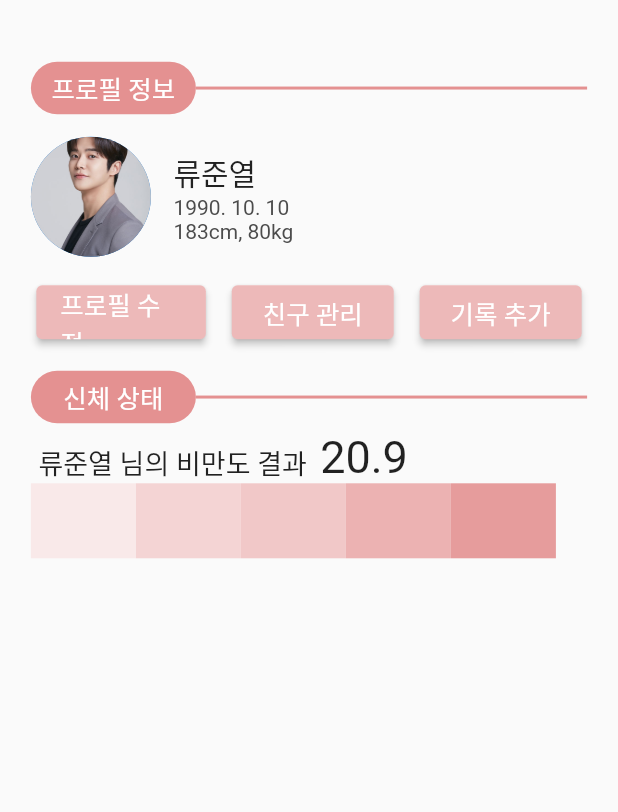
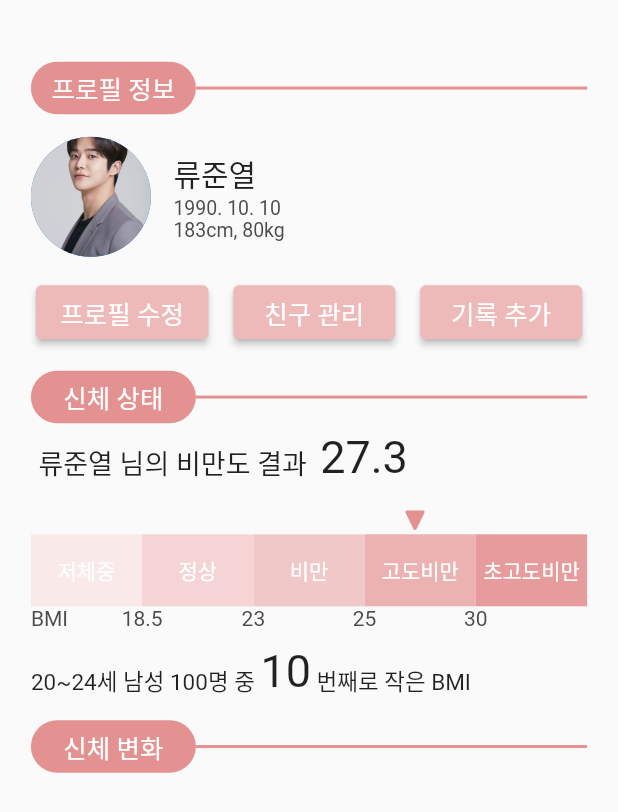
Before and after one commit to ParkSangbeomm/LetsExercise, a Flutter app: the MyPage screen opened by its route, on a phone screen of 412 x 824 dp. Shown: the top 812 px of the screen. Run offline on Flutter 3.47's test engine with Material 2 defaults, Android fonts, the phone set to English and light mode, and no system bars; our stand-ins replace google_maps_flutter.

Commit message:
Created by yeob on 2021/11/24 - chore: mypage.dart

```diff
--- a/organization_chat_app/lib/mypage.dart
+++ b/organization_chat_app/lib/mypage.dart
@@ -10,7 +10,31 @@ class _MyPageState extends State<MyPage> {
   @override
   Widget build(BuildContext context) {
     double swidth = MediaQuery.of(context).size.width;
+    double rwidth = swidth*0.9;
     double sheight = MediaQuery.of(context).size.height;
+    double userBMI = 27.3;
+    double startPlace;
+    double trianglePlace;
+    int BMIamongHundred=10;
+
+
+    // 15~37
+    if(userBMI <= 18.5){
+      startPlace = 0;
+      trianglePlace = (userBMI-15)/3.5 * rwidth*0.2;
+    }else if(userBMI <= 23){
+      startPlace = rwidth*0.2;
+      trianglePlace = (userBMI-18.5)/4.5 * rwidth*0.2 - 10;
+    }else if(userBMI <= 25){
+      startPlace = rwidth*0.4;
+      trianglePlace = (userBMI-23)/2 * rwidth*0.2 - 10;
+    }else if(userBMI <= 30){
+      startPlace = rwidth*0.6;
+      trianglePlace = (userBMI-25)/5 * rwidth*0.2 - 10;
+    }else{
+      startPlace = rwidth*0.8;
+      trianglePlace = (userBMI-30)/7 * rwidth*0.2 - 10;
+    }
 
     return Scaffold(
       body: Padding(
@@ -32,8 +56,8 @@ class _MyPageState extends State<MyPage> {
                     crossAxisAlignment: CrossAxisAlignment.start,
                     children: const [
                       Text("류준열", style: TextStyle(fontSize: 20)),
-                      Text("1990. 10. 10", style: TextStyle(fontSize: 14, color: Color(0xff4c4c4c))),
-                      Text("183cm, 80kg", style: TextStyle(fontSize: 14, color: Color(0xff4c4c4c))),
+                      Text("1990. 10. 10", style: TextStyle(fontSize: 13, color: Color(0xff4c4c4c))),
+                      Text("183cm, 80kg", style: TextStyle(fontSize: 13, color: Color(0xff4c4c4c))),
                     ]
                   )
                 ],
@@ -51,7 +75,7 @@ class _MyPageState extends State<MyPage> {
 
                         // borderRadius: BorderRadius.circular(50),
                         style: ElevatedButton.styleFrom(
-                          fixedSize: const Size(113, 36),
+                          fixedSize: const Size(115, 36),
                           primary: const Color(0xffedb9b9),
                           textStyle: const TextStyle(fontSize: 17, color: Colors.white),
                         ),                        // textStyle: TextStyle(fontSize: 17, color: Colors.white),
@@ -61,7 +85,6 @@ class _MyPageState extends State<MyPage> {
 
                   ElevatedButton(
                     onPressed: () {
-
                     },
                     child: const Text("친구 관리"),
 
@@ -89,50 +112,104 @@ class _MyPageState extends State<MyPage> {
 
                   ),
                     ]),
-              const SizedBox(height: 15,),
+              const SizedBox(height: 15),
+
+              // 신체 상태 시작
               drawDivider(swidth: swidth, title: "신체 상태"),
               const SizedBox(height: 5),
               Row(
                 crossAxisAlignment: CrossAxisAlignment.end,
-                children: const [
+                children: [
                   SizedBox(width: 5),
                   // TODO : 닉네임 넣기
                   Text("류준열", style: TextStyle(fontSize: 18)),
                   Text(" 님의 비만도 결과  ", style: TextStyle(fontSize: 18)),
                   // TODO : 비만도 결과 숫자 넣기
-                  Text("20.9", style: TextStyle(fontSize: 30))
+                  Text(userBMI.toString(), style: const TextStyle(fontSize: 30))
                 ],
               ),
+              const SizedBox(height: 15),
+              Row(
+                children: [
+                  SizedBox(width: startPlace+trianglePlace),
+                  Icon(CupertinoIcons.arrowtriangle_down_fill, color: const Color(0xffe49191), size: 19)
+                ]
+              ),
+              // 띠 그래프
               Row(
                 children: [
                   Container(
-                    height: 50,
-                    width: 70,
+                    alignment: Alignment.center,
+                    child: Text("저체중", style: TextStyle(color: Colors.white)),
+                    height: 48,
+                    width: rwidth*0.2,
                     color: const Color(0xfff9e9e9),
                   ),
                   Container(
-                    height: 50,
-                    width: 70,
+                    alignment: Alignment.center,
+                    child: Text("정상", style: TextStyle(color: Colors.white)),
+                    height: 48,
+                    width: rwidth*0.2,
                     color: const Color(0xfff4d4d4),
                   ),
                   Container(
-                    height: 50,
-                    width: 70,
+                    alignment: Alignment.center,
+                    child: Text("비만", style: TextStyle(color: Colors.white)),
+                    height: 48,
+                    width: rwidth*0.2,
                     color: const Color(0xfff1c8c8),
                   ),
                   Container(
-                    height: 50,
-                    width: 70,
+                    alignment: Alignment.center,
+                    child: Text("고도비만", style: TextStyle(color: Colors.white)),
+                    height: 48,
+                    width: rwidth*0.2,
                     color: const Color(0xffecb2b2),
                   ),
                   Container(
-                    height: 50,
-                    width: 70,
+                    alignment: Alignment.center,
+                    child: Text("초고도비만", style: TextStyle(color: Colors.white)),
+                    height: 48,
+                    width: rwidth*0.2,
                     color: const Color(0xffe69c9c),
                   ),
                 ],
-              )
+              ),
+              // BMI 기준 숫자
+              Container(
+                width: swidth,
+                child: Stack(
+                  children: [
+                    Text("BMI", style: TextStyle(fontSize: 14, color: Color(0xff4c4c4c))),
+                    Container(width: rwidth*0.4, child: Center(child: Text("18.5", style: TextStyle(fontSize: 14, color: Color(0xff4c4c4c))))),
+                    Positioned(left: rwidth*0.2, child: Container(width: rwidth*0.4, child: Center(child: Text("23", style: TextStyle(fontSize: 14, color: Color(0xff4c4c4c)))))),
+                    Positioned(left: rwidth*0.4, child: Container(width: rwidth*0.4, child: Center(child: Text("25", style: TextStyle(fontSize: 14, color: Color(0xff4c4c4c)))))),
+                    Positioned(left: rwidth*0.6, child: Container(width: rwidth*0.4, child: Center(child: Text("30", style: TextStyle(fontSize: 14, color: Color(0xff4c4c4c))))))
                   ]
+                ),
+              ),
+              // 비만도 띠그래프 끝
+
+              // 비만도 막대그래프
+              SizedBox(height:10),
+              Row(
+                crossAxisAlignment: CrossAxisAlignment.end,
+                children: [
+                  // SizedBox(width: 3),
+                  Text("20~24세 남성 100명 중 ", style: TextStyle(fontSize: 15)),
+                  // Text("동일 성별, 동일 연령의 100명 중 ", style: TextStyle(fontSize: 15)),
+                  // TODO : 몇번째로 작은 BMI 숫자 넣기
+                  Text(BMIamongHundred.toString(), style: const TextStyle(fontSize: 30)),
+                  Text(" 번째로 작은 BMI  ", style: TextStyle(fontSize: 15)),
+                ],
+              ),
+
+              // 신체 상태 끝
+              SizedBox(height:15),
+              // 신체 변화 시작
+              drawDivider(swidth: swidth, title: "신체 변화"),
+
+            ],
 
           )
 
@@ -161,7 +238,6 @@ class drawDivider extends StatelessWidget {
       // crossAxisAlignment: CrossAxisAlignment.center,
       mainAxisSize: MainAxisSize.max,
       children: [
-
         // 동그라미
         Container(
           // margin: EdgeInsets.fromTRB(15, 20, 0, 0),
```
Lines whose indentation alone changed are shown as unchanged.
